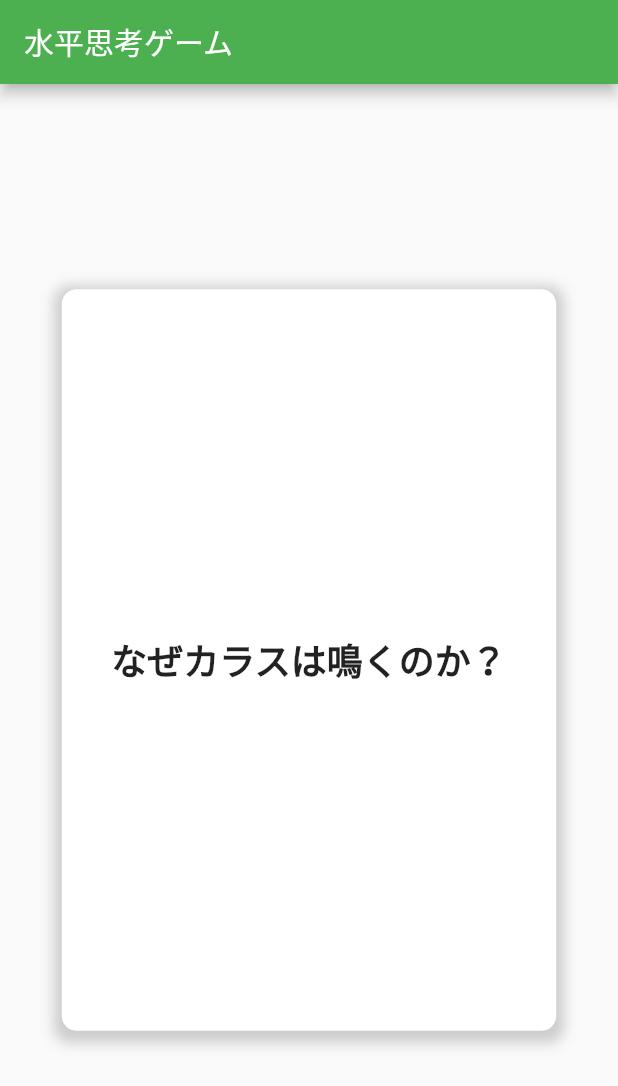
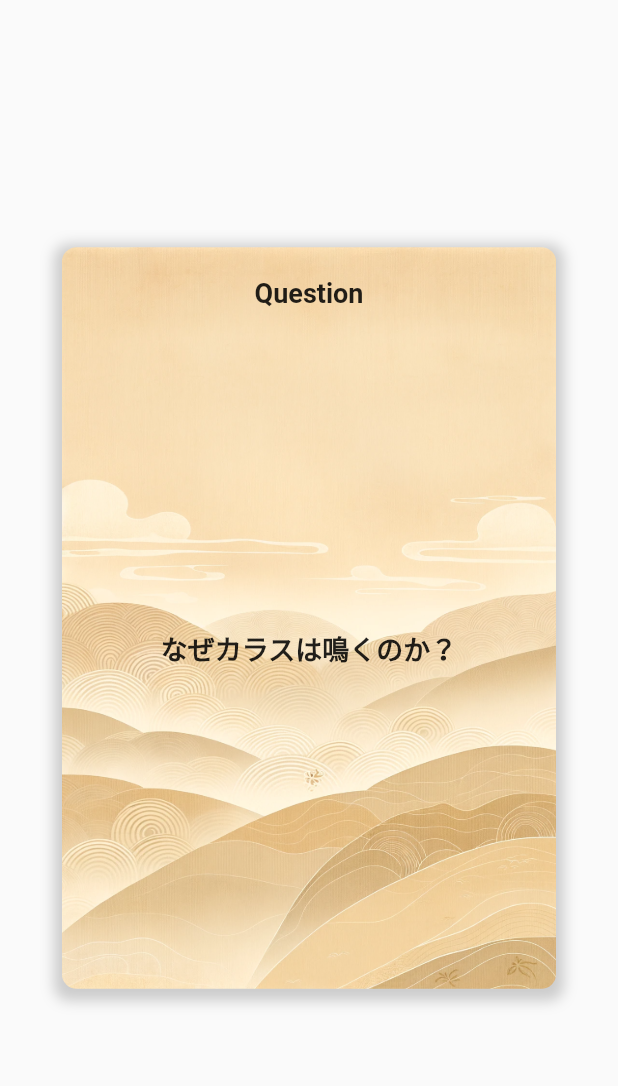
Before and after one commit to ishihaya/lateral-thinking, a Flutter app: the screen it shows after launch, on a phone screen of 412 x 824 dp. Shown: the top 1086 px of the screen. Run offline on Flutter 3.47's test engine with Material 2 defaults, Android fonts, the phone set to English and light mode, and no system bars; our stand-ins replace freezed_annotation; missing offline and left inert: grpc, protobuf.

Commit message:
clean ui (#9)

```diff
--- a/native/lib/main.dart
+++ b/native/lib/main.dart
@@ -1,132 +1,6 @@
+
+
 import 'package:flutter/material.dart';
-import 'package:lateral_thinking/domain/model/puzzle.dart';
-import 'package:lateral_thinking/infrastructure/repositoryimpl/mock/puzzle.dart';
+import 'package:lateral_thinking/ui/pages/index.dart';
 
-void main() => runApp(MyApp());
-
-class MyApp extends StatelessWidget {
-  @override
-  Widget build(BuildContext context) {
-    return MaterialApp(
-      title: '水平思考ゲーム',
-      theme: ThemeData(
-        primarySwatch: Colors.green,
-      ),
-      home: CardFlipSample(),
-    );
-  }
-}
-
-class CardFlipSample extends StatefulWidget {
-  @override
-  _CardFlipSampleState createState() => _CardFlipSampleState();
-}
-
-class _CardFlipSampleState extends State<CardFlipSample> with SingleTickerProviderStateMixin {
-  late AnimationController _controller;
-  late Animation<double> _frontRotation;
-  late Animation<double> _backRotation;
-
-  @override
-  void initState() {
-    super.initState();
-    _controller = AnimationController(duration: Duration(seconds: 1), vsync: this);
-    _frontRotation = Tween(begin: 0.0, end: -3.14 / 2).animate(CurvedAnimation(parent: _controller, curve: Interval(0.0, 0.5)));
-    _backRotation = Tween(begin: 3.14 / 2, end: 0.0).animate(CurvedAnimation(parent: _controller, curve: Interval(0.5, 1.0)));
-  }
-
-  @override
-  void dispose() {
-    _controller.dispose();
-    super.dispose();
-  }
-
-  void _toggleCard() {
-    if (_controller.isCompleted) {
-      _controller.reverse();
-    } else {
-      _controller.forward();
-    }
-  }
-
-  @override
-  Widget build(BuildContext context) {
-    double width = MediaQuery.of(context).size.width * 0.8;
-    double height = MediaQuery.of(context).size.height * 0.6;
-
-    return Scaffold(
-      appBar: AppBar(title: Text('水平思考ゲーム')),
-      body: FutureBuilder<List<Puzzle>>(
-        future: MockPuzzleRepository().listPuzzles(),
-        builder: (context, snapshot) {
-          if (snapshot.connectionState == ConnectionState.waiting) {
-            return const Center(child: CircularProgressIndicator());
-          }
-          if (snapshot.hasError) {
-            return Text('Error: ${snapshot.error}');
-          }
-          final puzzles = snapshot.data!;
-          return Center(
-        child:       PageView.builder(
-        itemCount: puzzles.length,
-        itemBuilder: (context, index) {
-          final puzzle = puzzles[index];
-          return GestureDetector(
-            onTap: _toggleCard,
-            child: AnimatedBuilder(
-              animation: _controller,
-              builder: (context, child) {
-                if (_controller.value < 0.5) {
-                  return Center(
-                    child: Transform(
-                    alignment: Alignment.center,
-                    transform: Matrix4.identity()..rotateY(_frontRotation.value),
-                    child: _buildCard(puzzle.question, width, height),
-                  ),
-                  );
-                } else {
-                  return Center(child: Transform(
-                    alignment: Alignment.center,
-                    transform: Matrix4.identity()..rotateY(_backRotation.value),
-                    child: _buildCard(puzzle.answer, width, height),
-                  ));
-                }
-              },
-            ),
-          );
-        },
-      ),
-      );
-        },
-        )
-    );
-  }
-
-  Widget _buildCard(String text, double width, double height) {
-    return Container(
-    width: width,
-    height: height,
-      decoration: BoxDecoration(
-        color: Colors.white,
-        borderRadius: BorderRadius.circular(10),
-        boxShadow: [
-          BoxShadow(
-            color: Colors.grey.withOpacity(0.5),
-            spreadRadius: 5,
-            blurRadius: 7,
-            offset: Offset(0, 3),
-          ),
-        ],
-      ),
-      child: Center(
-        child: Text(
-          text,
-          style: TextStyle(
-            fontSize: 24,
-            fontWeight: FontWeight.bold,
-          ),
-        ),
-      ),
-    );
-  }
-}
+void main() => runApp(const App());
--- /dev/null
+++ b/native/lib/ui/pages/index.dart
@@ -0,0 +1,158 @@
+
+import 'package:flutter/material.dart';
+import 'package:lateral_thinking/domain/model/puzzle.dart';
+import 'package:lateral_thinking/infrastructure/repositoryimpl/mock/puzzle.dart';
+
+class App extends StatelessWidget {
+  const App({super.key});
+
+  @override
+  Widget build(BuildContext context) {
+    return const MaterialApp(
+      home: _CardFlipSample(),
+    );
+  }
+}
+
+class _CardFlipSample extends StatefulWidget {
+  const _CardFlipSample();
+
+  @override
+  _CardFlipSampleState createState() => _CardFlipSampleState();
+}
+
+class _CardFlipSampleState extends State<_CardFlipSample> with SingleTickerProviderStateMixin {
+  late AnimationController _controller;
+  late Animation<double> _frontRotation;
+  late Animation<double> _backRotation;
+
+  @override
+  void initState() {
+    super.initState();
+    _controller = AnimationController(duration: Duration(seconds: 1), vsync: this);
+    _frontRotation = Tween(begin: 0.0, end: -3.14 / 2).animate(CurvedAnimation(parent: _controller, curve: Interval(0.0, 0.5)));
+    _backRotation = Tween(begin: 3.14 / 2, end: 0.0).animate(CurvedAnimation(parent: _controller, curve: Interval(0.5, 1.0)));
+  }
+
+  @override
+  void dispose() {
+    _controller.dispose();
+    super.dispose();
+  }
+
+  void _toggleCard() {
+    if (_controller.isCompleted) {
+      _controller.reverse();
+    } else {
+      _controller.forward();
+    }
+  }
+
+  @override
+  Widget build(BuildContext context) {
+    double width = MediaQuery.of(context).size.width * 0.8;
+    double height = MediaQuery.of(context).size.height * 0.6;
+
+    return Scaffold(
+      body: FutureBuilder<List<Puzzle>>(
+        future: MockPuzzleRepository().listPuzzles(),
+        builder: (context, snapshot) {
+          if (snapshot.connectionState == ConnectionState.waiting) {
+            return const Center(child: CircularProgressIndicator());
+          }
+          if (snapshot.hasError) {
+            return Text('Error: ${snapshot.error}');
+          }
+          final puzzles = snapshot.data!;
+          return Center(
+        child:       PageView.builder(
+        itemCount: puzzles.length,
+        itemBuilder: (context, index) {
+          final puzzle = puzzles[index];
+          return GestureDetector(
+            onTap: _toggleCard,
+            child: AnimatedBuilder(
+              animation: _controller,
+              builder: (context, child) {
+                if (_controller.value < 0.5) {
+                  return Center(
+                    child: Transform(
+                    alignment: Alignment.center,
+                    transform: Matrix4.identity()..rotateY(_frontRotation.value),
+                    child: _buildCard(puzzle.question, width, height, true),
+                  ),
+                  );
+                } else {
+                  return Center(child: Transform(
+                    alignment: Alignment.center,
+                    transform: Matrix4.identity()..rotateY(_backRotation.value),
+                    child: _buildCard(puzzle.answer, width, height, false),
+                  ));
+                }
+              },
+            ),
+          );
+        },
+      ),
+      );
+        },
+        )
+    );
+  }
+
+  Widget _buildCard(String text, double width, double height, bool isFront) {
+    return Container(
+    width: width,
+    height: height,
+      decoration: BoxDecoration(
+        image: DecorationImage(
+          image: AssetImage(
+            isFront ?
+            'assets/images/card_front.png' :
+            'assets/images/card_back.png'),
+          fit: BoxFit.fill,
+        ),
+        borderRadius: BorderRadius.circular(10),
+        boxShadow: [
+          BoxShadow(
+            color: Colors.grey.withOpacity(0.5),
+            spreadRadius: 5,
+            blurRadius: 7,
+            offset: const Offset(0, 3),
+          ),
+        ],
+      ),
+      child: Center(
+        child: Column(
+     mainAxisAlignment: MainAxisAlignment.start,
+      crossAxisAlignment: CrossAxisAlignment.center,
+          children: [
+        Padding(
+          padding: const EdgeInsets.only(top: 20),
+          child: Text(
+            isFront ? "Question" : "Answer",
+            style: const TextStyle(
+              fontSize: 18,
+              fontWeight: FontWeight.bold,
+            ),
+          ),
+        ),
+        Expanded(
+          child:           Center(
+            child: SizedBox(
+        width: width * 0.8,
+        child: Text(
+          text,
+          textAlign: TextAlign.center,
+          style: const TextStyle(
+            fontSize: 18,
+            fontWeight: FontWeight.bold,
+          ),
+        ),
+        ),)
+        ),
+        ])
+      ),
+    );
+  }
+}
--- a/native/pubspec.yaml
+++ b/native/pubspec.yaml
@@ -65,9 +65,9 @@ flutter:
   uses-material-design: true
 
   # To add assets to your application, add an assets section, like this:
-  # assets:
-  #   - images/a_dot_burr.jpeg
-  #   - images/a_dot_ham.jpeg
+  assets:
+    - assets/images/card_front.png
+    - assets/images/card_back.png
 
   # An image asset can refer to one or more resolution-specific "variants", see
   # https://flutter.dev/assets-and-images/#resolution-aware
```
Also changed, not shown: native/assets/images/card_back.png (added), native/assets/images/card_front.png (added).
